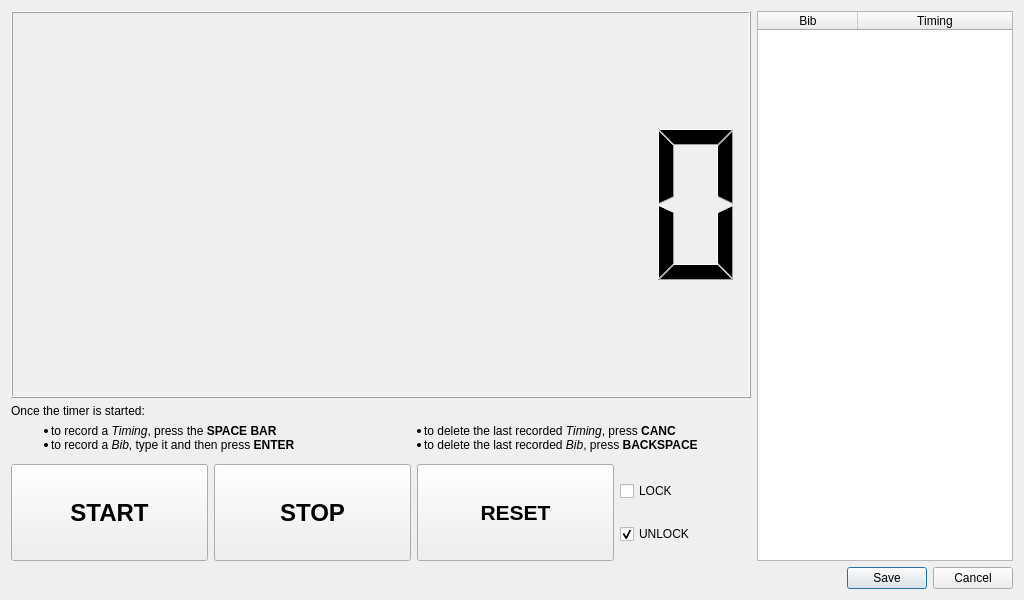
Above: chronoracetimings.ui from flinco/LBChronoRace before the change. Below: the same form after it.
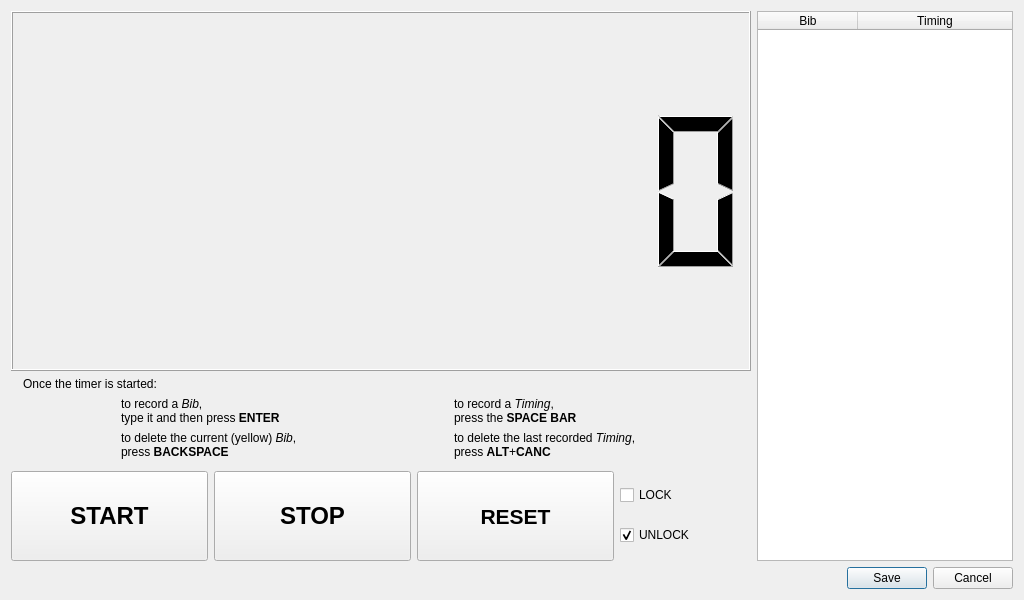
That is the form after the change. Icons and pictures are not drawn.

```diff
--- a/chronoracetimings.ui
+++ b/chronoracetimings.ui
@@ -39,29 +39,119 @@
         </widget>
        </item>
        <item>
-        <layout class="QGridLayout" name="gridLayout">
+        <layout class="QGridLayout" name="gridLayout" columnstretch="1,3,12,3,12,1">
+         <property name="leftMargin">
+          <number>12</number>
+         </property>
+         <property name="rightMargin">
+          <number>12</number>
+         </property>
          <property name="bottomMargin">
           <number>6</number>
          </property>
-         <item row="1" column="1">
-          <widget class="QLabel" name="rightLabel">
-           <property name="text">
-            <string>&lt;html&gt;&lt;head/&gt;&lt;body&gt;&lt;ul style=&quot;margin-top: 0px; margin-bottom: 0px; margin-left: 0px; margin-right: 0px; -qt-list-indent: 1;&quot;&gt;&lt;li style=&quot; margin-top:12px; margin-bottom:0px; margin-left:0px; margin-right:0px; -qt-block-indent:0; text-indent:0px;&quot;&gt;to delete the last recorded &lt;span style=&quot; font-style:italic;&quot;&gt;Timing&lt;/span&gt;, press &lt;span style=&quot; font-weight:700;&quot;&gt;CANC&lt;/span&gt;&lt;/li&gt;&lt;li style=&quot; margin-top:0px; margin-bottom:12px; margin-left:0px; margin-right:0px; -qt-block-indent:0; text-indent:0px;&quot;&gt;to delete the last recorded &lt;span style=&quot; font-style:italic;&quot;&gt;Bib&lt;/span&gt;, press &lt;span style=&quot; font-weight:700;&quot;&gt;BACKSPACE&lt;/span&gt;&lt;/li&gt;&lt;/ul&gt;&lt;/body&gt;&lt;/html&gt;</string>
-           </property>
-          </widget>
-         </item>
-         <item row="1" column="0">
-          <widget class="QLabel" name="leftLabel">
-           <property name="text">
-            <string>&lt;html&gt;&lt;head/&gt;&lt;body&gt;&lt;ul style=&quot;margin-top: 0px; margin-bottom: 0px; margin-left: 0px; margin-right: 0px; -qt-list-indent: 1;&quot;&gt;&lt;li style=&quot; margin-top:12px; margin-bottom:0px; margin-left:0px; margin-right:0px; -qt-block-indent:0; text-indent:0px;&quot;&gt;to record a &lt;span style=&quot; font-style:italic;&quot;&gt;Timing&lt;/span&gt;, press the &lt;span style=&quot; font-weight:700;&quot;&gt;SPACE BAR&lt;/span&gt;&lt;/li&gt;&lt;li style=&quot; margin-top:0px; margin-bottom:12px; margin-left:0px; margin-right:0px; -qt-block-indent:0; text-indent:0px;&quot;&gt;to record a &lt;span style=&quot; font-style:italic;&quot;&gt;Bib&lt;/span&gt;, type it and then press &lt;span style=&quot; font-weight:700;&quot;&gt;ENTER&lt;/span&gt;&lt;/li&gt;&lt;/ul&gt;&lt;/body&gt;&lt;/html&gt;</string>
-           </property>
-          </widget>
-         </item>
-         <item row="0" column="0">
+         <item row="0" column="0" colspan="6">
           <widget class="QLabel" name="topLabel">
            <property name="text">
             <string>&lt;html&gt;&lt;head/&gt;&lt;body&gt;&lt;p&gt;Once the timer is started:&lt;/p&gt;&lt;/body&gt;&lt;/html&gt;</string>
            </property>
+           <property name="textInteractionFlags">
+            <set>Qt::TextInteractionFlag::NoTextInteraction</set>
+           </property>
+          </widget>
+         </item>
+         <item row="1" column="4">
+          <widget class="QLabel" name="leftLabelTop">
+           <property name="text">
+            <string>&lt;html&gt;&lt;head/&gt;&lt;body&gt;&lt;p&gt;to record a &lt;span style=&quot; font-style:italic;&quot;&gt;Timing&lt;/span&gt;,&lt;br&gt;press the &lt;span style=&quot; font-weight:700;&quot;&gt;SPACE BAR&lt;/span&gt;&lt;/p&gt;&lt;/body&gt;&lt;/html&gt;</string>
+           </property>
+           <property name="textInteractionFlags">
+            <set>Qt::TextInteractionFlag::NoTextInteraction</set>
+           </property>
+          </widget>
+         </item>
+         <item row="1" column="3">
+          <widget class="QLabel" name="leftLabelTopIcon">
+           <property name="text">
+            <string notr="true">&lt;html&gt;&lt;head/&gt;&lt;body&gt;&lt;p align=&quot;center&quot;&gt;&lt;img src=&quot;:/material/icons/space_bar.svg&quot;/&gt;&lt;/p&gt;&lt;/body&gt;&lt;/html&gt;</string>
+           </property>
+           <property name="alignment">
+            <set>Qt::AlignmentFlag::AlignCenter</set>
+           </property>
+           <property name="textInteractionFlags">
+            <set>Qt::TextInteractionFlag::NoTextInteraction</set>
+           </property>
+          </widget>
+         </item>
+         <item row="1" column="2">
+          <widget class="QLabel" name="leftLabelBottom">
+           <property name="text">
+            <string>&lt;html&gt;&lt;head/&gt;&lt;body&gt;&lt;p&gt;to record a &lt;span style=&quot; font-style:italic;&quot;&gt;Bib&lt;/span&gt;,&lt;br&gt;type it and then press &lt;span style=&quot; font-weight:700;&quot;&gt;ENTER&lt;/span&gt;&lt;/p&gt;&lt;/body&gt;&lt;/html&gt;</string>
+           </property>
+           <property name="alignment">
+            <set>Qt::AlignmentFlag::AlignLeading|Qt::AlignmentFlag::AlignLeft|Qt::AlignmentFlag::AlignVCenter</set>
+           </property>
+           <property name="textInteractionFlags">
+            <set>Qt::TextInteractionFlag::NoTextInteraction</set>
+           </property>
+          </widget>
+         </item>
+         <item row="1" column="1">
+          <widget class="QLabel" name="leftLabelBottomIcon">
+           <property name="text">
+            <string notr="true">&lt;html&gt;&lt;head/&gt;&lt;body&gt;&lt;p align=&quot;center&quot;&gt;&lt;img src=&quot;:/material/icons/dialpad.svg&quot;/&gt;&lt;img src=&quot;:/material/icons/add.svg&quot;/&gt;&lt;img src=&quot;:/material/icons/return.svg&quot;/&gt;&lt;/p&gt;&lt;/body&gt;&lt;/html&gt;</string>
+           </property>
+           <property name="alignment">
+            <set>Qt::AlignmentFlag::AlignCenter</set>
+           </property>
+           <property name="textInteractionFlags">
+            <set>Qt::TextInteractionFlag::NoTextInteraction</set>
+           </property>
+          </widget>
+         </item>
+         <item row="2" column="4">
+          <widget class="QLabel" name="rightLabelTop">
+           <property name="text">
+            <string>&lt;html&gt;&lt;head/&gt;&lt;body&gt;&lt;p&gt;to delete the last recorded &lt;span style=&quot; font-style:italic;&quot;&gt;Timing&lt;/span&gt;,&lt;br&gt;press &lt;span style=&quot; font-weight:700;&quot;&gt;ALT&lt;/span&gt;+&lt;span style=&quot; font-weight:700;&quot;&gt;CANC&lt;/span&gt;&lt;/p&gt;&lt;/body&gt;&lt;/html&gt;</string>
+           </property>
+           <property name="textInteractionFlags">
+            <set>Qt::TextInteractionFlag::NoTextInteraction</set>
+           </property>
+          </widget>
+         </item>
+         <item row="2" column="3">
+          <widget class="QLabel" name="rightLabelTopIcon">
+           <property name="text">
+            <string notr="true">&lt;html&gt;&lt;head/&gt;&lt;body&gt;&lt;p align=&quot;center&quot;&gt;&lt;img src=&quot;:/material/icons/alt.svg&quot;/&gt;&lt;img src=&quot;:/material/icons/add.svg&quot;/&gt;&lt;img src=&quot;:/material/icons/cancel.svg&quot;/&gt;&lt;/p&gt;&lt;/body&gt;&lt;/html&gt;</string>
+           </property>
+           <property name="alignment">
+            <set>Qt::AlignmentFlag::AlignCenter</set>
+           </property>
+           <property name="textInteractionFlags">
+            <set>Qt::TextInteractionFlag::NoTextInteraction</set>
+           </property>
+          </widget>
+         </item>
+         <item row="2" column="2">
+          <widget class="QLabel" name="rightLabelBottom">
+           <property name="text">
+            <string>&lt;html&gt;&lt;head/&gt;&lt;body&gt;&lt;p&gt;to delete the current (yellow) &lt;span style=&quot; font-style:italic;&quot;&gt;Bib&lt;/span&gt;,&lt;br&gt;press &lt;span style=&quot; font-weight:700;&quot;&gt;BACKSPACE&lt;/span&gt;&lt;/p&gt;&lt;/body&gt;&lt;/html&gt;</string>
+           </property>
+           <property name="textInteractionFlags">
+            <set>Qt::TextInteractionFlag::NoTextInteraction</set>
+           </property>
+          </widget>
+         </item>
+         <item row="2" column="1">
+          <widget class="QLabel" name="rightLabelBottomIcon">
+           <property name="text">
+            <string notr="true">&lt;html&gt;&lt;head/&gt;&lt;body&gt;&lt;p align=&quot;center&quot;&gt;&lt;img src=&quot;:/material/icons/backspace.svg&quot;/&gt;&lt;/p&gt;&lt;/body&gt;&lt;/html&gt;</string>
+           </property>
+           <property name="alignment">
+            <set>Qt::AlignmentFlag::AlignCenter</set>
+           </property>
+           <property name="textInteractionFlags">
+            <set>Qt::TextInteractionFlag::NoTextInteraction</set>
+           </property>
           </widget>
          </item>
         </layout>
```
Left out of the diff: 36 changed lines with no effect on the pictures.
